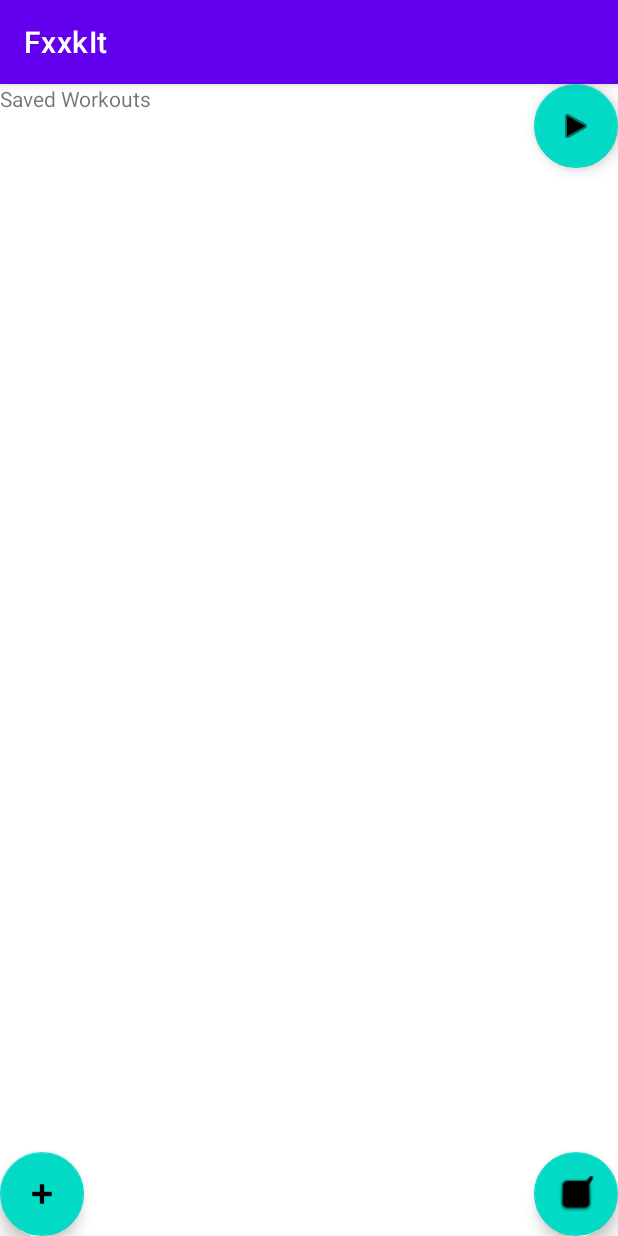
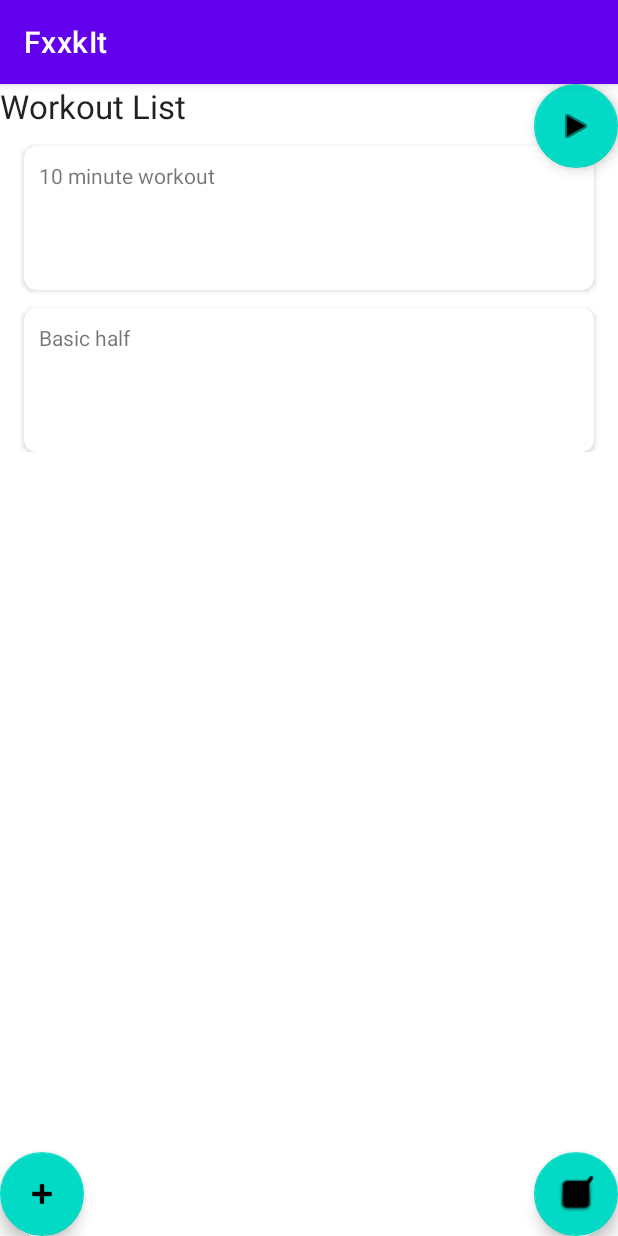
Before and after one commit to SarahCooperDev/FxxkItExercise, an Android app: the screen it shows after launch (MainActivity), on a phone screen of 412 x 824 dp. Run offline under Robolectric (Android 15) with nearby library versions, the phone set to English and light mode, and no system bars.

Commit message:
basic database for workouts created

```diff
--- a/app/src/main/java/com/example/fxxkit/DBHandler.kt
+++ b/app/src/main/java/com/example/fxxkit/DBHandler.kt
@@ -6,61 +6,129 @@ import android.content.Context
 import android.database.sqlite.SQLiteDatabase
 import android.database.sqlite.SQLiteOpenHelper
 import com.example.fxxkit.DataClass.Exercise
+import com.example.fxxkit.DataClass.Workout
 
 class DBHandler(context: Context, name: String?, factory: SQLiteDatabase.CursorFactory?, version: Int):
     SQLiteOpenHelper(context, DATABASE_NAME, factory, DATABASE_VERSION){
 
-
-    override fun onCreate(db: SQLiteDatabase) {
-        val CREATE_EXERCISE_TABLE = ("CREATE TABLE " + TABLE_EXERCISES +
-                "(" + COLUMN_ID + " INTEGER PRIMARY KEY," + COLUMN_EXERCISENAME + " TEXT)")
-
-        db.execSQL(CREATE_EXERCISE_TABLE)
-    }
-
-    override fun onUpgrade(db: SQLiteDatabase, oldVersion: Int, newVersion: Int) {
-        db.execSQL("DROP TABLE IF EXISTS " + TABLE_EXERCISES)
-        onCreate(db)
-    }
+    var dbNeedsRefresh = true;
 
     companion object{
         private val DATABASE_VERSION = 1
         private val DATABASE_NAME = "exerciseDB.db"
         val TABLE_EXERCISES = "exercise"
+        val TABLE_WORKOUTS = "workout"
+        val TABLE_WORKOUT_EXERCISE = "workout_exercise"
 
         val COLUMN_ID = "_id"
-        val COLUMN_EXERCISENAME = "exercisename"
+        val COLUMN_EXERCISENAME = "exercise_name"
+        val COLUMN_WORKOUTNAME = "workout_name"
+        val COLUMN_WORKOUT = "workout_id"
+        val COLUMN_EXERCISE = "exercise_id"
     }
 
+    override fun onCreate(db: SQLiteDatabase) {
+        val CREATE_EXERCISE_TABLE = ("CREATE TABLE " + TABLE_EXERCISES +
+                "(" + COLUMN_ID + " INTEGER PRIMARY KEY," + COLUMN_EXERCISENAME + " TEXT)")
+        val CREATE_WORKOUT_TABLE = ("CREATE TABLE " + TABLE_WORKOUTS +
+                "(" + COLUMN_ID + " INTEGER PRIMARY KEY," + COLUMN_WORKOUTNAME + " TEXT)")
+        val CREATE_WORKOUT_EXERCISE_TABLE = ("CREATE TABLE " + TABLE_WORKOUT_EXERCISE +
+                "(" + COLUMN_ID + "INTEGER PRIMARY KEY," + COLUMN_WORKOUT + " INTEGER," + COLUMN_EXERCISE + " INTEGER)")
+
+        db.execSQL(CREATE_EXERCISE_TABLE)
+        db.execSQL(CREATE_WORKOUT_TABLE)
+        db.execSQL(CREATE_WORKOUT_EXERCISE_TABLE)
+
+    }
+
+    override fun onUpgrade(db: SQLiteDatabase, oldVersion: Int, newVersion: Int) {
+        db.execSQL("DROP TABLE IF EXISTS " + TABLE_EXERCISES)
+        db.execSQL("DROP TABLE IF EXISTS " + TABLE_WORKOUTS)
+        db.execSQL("DROP TABLE IF EXISTS " + TABLE_WORKOUT_EXERCISE)
+
+        onCreate(db)
+    }
+
+
+
     fun addInitialExercises(){
-        val dbold = this.writableDatabase
-        onUpgrade(dbold, 1, 1)
-
         val ex1 = Exercise("Push ups")
         val ex2 = Exercise("Sit ups")
         val ex3 = Exercise("Side crunches")
 
+        addExercise(ex1)
+        addExercise(ex2)
+        addExercise(ex3)
+    }
+
+    fun addInitialWorkoutExercises(){
+        val exerciseList: ArrayList<Exercise>? = getAllExercises()
+        val workoutList: ArrayList<Workout>? = getAllWorkouts()
+
+        if(workoutList != null && workoutList.size > 0){
+            for(i in 0 ..1) {
+                if(exerciseList != null && exerciseList.size > 0){
+                    if(exerciseList.size >= 3){
+                        for(j in 0..2){
+                            addExerciseToWorkout(workoutList[i], exerciseList[j])
+                        }
+                    } else {
+                        for(j in exerciseList.indices){
+                            addExerciseToWorkout(workoutList[i], exerciseList[j])
+                        }
+                    }
+                }
+            }
+        }
+    }
+
+    fun addInitialWorkouts(){
+        val work1 = Workout("10 minute workout")
+        val work2 = Workout("Basic half")
+
+        addWorkout(work1)
+        addWorkout(work2)
+    }
+
+    fun initialiseDatabase(){
+        val dbold = this.writableDatabase
+        onUpgrade(dbold, 1, 1)
+
+        addInitialExercises()
+        addInitialWorkouts()
+        addInitialWorkoutExercises()
+    }
+
+
+
+    fun addExercise(exercise: Exercise){
         val values = ContentValues()
         val db = this.writableDatabase
 
+        values.put(COLUMN_EXERCISENAME, exercise.exerciseName)
 
-        values.put(COLUMN_EXERCISENAME, ex1.exerciseName)
         db.insert(TABLE_EXERCISES, null, values)
-        values.put(COLUMN_EXERCISENAME, ex2.exerciseName)
-        db.insert(TABLE_EXERCISES, null, values)
-        values.put(COLUMN_EXERCISENAME, ex3.exerciseName)
-        db.insert(TABLE_EXERCISES, null, values)
-
         db.close()
     }
 
-    fun addExercise(exercise: Exercise){
+    fun addExerciseToWorkout(workout: Workout, exercise: Exercise){
         val values = ContentValues()
-        values.put(COLUMN_EXERCISENAME, exercise.exerciseName)
-
         val db = this.writableDatabase
 
-        db.insert(TABLE_EXERCISES, null, values)
+        values.put(COLUMN_WORKOUT, workout.id)
+        values.put(COLUMN_EXERCISE, exercise.id)
+
+        db.insert(TABLE_WORKOUT_EXERCISE, null, values)
+        db.close()
+    }
+
+    fun addWorkout(workout: Workout){
+        val values = ContentValues()
+        val db = this.writableDatabase
+
+        values.put(COLUMN_WORKOUTNAME, workout.workoutName)
+
+        db.insert(TABLE_WORKOUTS, null, values)
         db.close()
     }
 
@@ -87,7 +155,11 @@ class DBHandler(context: Context, name: String?, factory: SQLiteDatabase.CursorF
 
     @SuppressLint("Range")
     fun getAllExercises(): ArrayList<Exercise>?{
-        //addInitialExercises()
+        if(dbNeedsRefresh){
+            dbNeedsRefresh = false;
+            initialiseDatabase()
+        }
+
         val exerciseList: ArrayList<Exercise> = ArrayList<Exercise>()
 
         val query = "SELECT * FROM $TABLE_EXERCISES"
@@ -110,6 +182,35 @@ class DBHandler(context: Context, name: String?, factory: SQLiteDatabase.CursorF
         return exerciseList
     }
 
+    @SuppressLint("Range")
+    fun getAllWorkouts(): ArrayList<Workout>?{
+        if(dbNeedsRefresh){
+            dbNeedsRefresh = false
+            initialiseDatabase()
+        }
+
+        val workoutList: ArrayList<Workout> = ArrayList<Workout>()
+
+        val query = "SELECT * FROM $TABLE_WORKOUTS"
+        val db = this.readableDatabase
+        val cursor = db.rawQuery(query, null)
+
+        var workId: Int
+        var workName: String
+
+        if(cursor.moveToFirst()){
+            do{
+                workId = cursor.getInt(cursor.getColumnIndex(COLUMN_ID))
+                workName = cursor.getString(cursor.getColumnIndex(COLUMN_WORKOUTNAME))
+
+                val workout = Workout(workId, workName)
+                workoutList.add(workout)
+            } while(cursor.moveToNext())
+        }
+
+        return workoutList
+    }
+
     fun deleteExercise(exerciseName: String): Boolean{
         var result = false
 
--- /dev/null
+++ b/app/src/main/java/com/example/fxxkit/DataClass/Workout.kt
@@ -0,0 +1,15 @@
+package com.example.fxxkit.DataClass
+
+class Workout {
+    var id: Int = 0
+    var workoutName: String? = null
+
+    constructor(id: Int, workoutName: String){
+        this.id = id
+        this.workoutName = workoutName
+    }
+
+    constructor(workoutName: String){
+        this.workoutName = workoutName
+    }
+}
--- a/app/src/main/java/com/example/fxxkit/AddExerciseFragment.kt
+++ b/app/src/main/java/com/example/fxxkit/Fragment/AddExerciseFragment.kt
@@ -1,4 +1,4 @@
-package com.example.fxxkit
+package com.example.fxxkit.Fragment
 
 import android.app.AlertDialog
 import android.os.Bundle
@@ -10,8 +10,9 @@ import android.widget.Button
 import android.widget.EditText
 import android.widget.TextView
 import android.widget.Toast
+import com.example.fxxkit.DBHandler
 import com.example.fxxkit.DataClass.Exercise
-import com.google.android.material.snackbar.Snackbar
+import com.example.fxxkit.R
 import java.util.*
 import kotlin.collections.ArrayList
 
--- a/app/src/main/java/com/example/fxxkit/CreateWorkoutFragment.kt
+++ b/app/src/main/java/com/example/fxxkit/Fragment/CreateWorkoutFragment.kt
@@ -1,10 +1,11 @@
-package com.example.fxxkit
+package com.example.fxxkit.Fragment
 
 import android.os.Bundle
 import androidx.fragment.app.Fragment
 import android.view.LayoutInflater
 import android.view.View
 import android.view.ViewGroup
+import com.example.fxxkit.R
 
 /**
  * A simple [Fragment] subclass.
--- a/app/src/main/java/com/example/fxxkit/WorkoutFragment.kt
+++ b/app/src/main/java/com/example/fxxkit/Fragment/WorkoutFragment.kt
@@ -1,10 +1,11 @@
-package com.example.fxxkit
+package com.example.fxxkit.Fragment
 
 import android.os.Bundle
 import androidx.fragment.app.Fragment
 import android.view.LayoutInflater
 import android.view.View
 import android.view.ViewGroup
+import com.example.fxxkit.R
 
 /**
  * A simple [Fragment] subclass.
--- /dev/null
+++ b/app/src/main/java/com/example/fxxkit/Fragment/WorkoutListFragment.kt
@@ -0,0 +1,69 @@
+package com.example.fxxkit.Fragment
+
+import android.os.Bundle
+import android.view.LayoutInflater
+import android.view.View
+import android.view.ViewGroup
+import androidx.fragment.app.Fragment
+import androidx.recyclerview.widget.LinearLayoutManager
+import androidx.recyclerview.widget.RecyclerView
+import com.example.fxxkit.DBHandler
+import com.example.fxxkit.R
+import com.example.fxxkit.ViewHolder.WorkoutListAdapter
+import com.example.fxxkit.ViewModel.WorkoutViewModel
+
+/**
+ * A simple [Fragment] subclass.
+ * Use the [WorkoutListFragment.newInstance] factory method to
+ * create an instance of this fragment.
+ */
+class WorkoutListFragment : Fragment() {
+
+    private var layoutManager: RecyclerView.LayoutManager? = null
+    private var workoutListAdapter: RecyclerView.Adapter<WorkoutListAdapter.WorkoutListViewHolder>? = null
+    private lateinit var workoutList: ArrayList<WorkoutViewModel>
+
+    override fun onCreate(savedInstanceState: Bundle?) {
+        super.onCreate(savedInstanceState)
+    }
+
+    override fun onCreateView(
+        inflater: LayoutInflater, container: ViewGroup?,
+        savedInstanceState: Bundle?
+    ): View? {
+        var view = inflater.inflate(R.layout.fragment_workout_list, container, false)
+        var recycler = view.findViewById<RecyclerView>(R.id.workout_list_rv)
+        recycler.layoutManager = LinearLayoutManager(activity)
+
+        workoutList = ArrayList<WorkoutViewModel>()
+
+        getWorkouts(view)
+
+        recycler.adapter = WorkoutListAdapter(workoutList)
+
+        return view
+    }
+
+    fun getWorkouts(view: View){
+        val dbHandler = DBHandler(this.requireContext(), null, null, 1)
+        val workouts = dbHandler.getAllWorkouts()
+
+        if(workouts != null && workouts.size > 0){
+            for(workout in workouts){
+                workoutList.add(WorkoutViewModel(workout.workoutName))
+            }
+
+            println("Workouts successfully loaded")
+        }
+    }
+
+    override fun onViewCreated(view: View, savedInstanceState: Bundle?) {
+        super.onViewCreated(view, savedInstanceState)
+    }
+
+    companion object {
+        @JvmStatic
+        fun newInstance() =
+            WorkoutListFragment().apply {}
+    }
+}
--- a/app/src/main/java/com/example/fxxkit/MainActivity.kt
+++ b/app/src/main/java/com/example/fxxkit/MainActivity.kt
@@ -3,7 +3,10 @@ package com.example.fxxkit
 import androidx.appcompat.app.AppCompatActivity
 import android.os.Bundle
 import android.view.View
-import androidx.fragment.app.FragmentManager
+import com.example.fxxkit.Fragment.AddExerciseFragment
+import com.example.fxxkit.Fragment.CreateWorkoutFragment
+import com.example.fxxkit.Fragment.ExerciseListFragment
+import com.example.fxxkit.Fragment.WorkoutListFragment
 import com.google.android.material.floatingactionbutton.FloatingActionButton
 import com.google.android.material.snackbar.Snackbar
 
@@ -20,7 +23,7 @@ class MainActivity : AppCompatActivity() {
 
         if(savedInstanceState == null){
             supportFragmentManager.beginTransaction()
-                .add(R.id.main_fragment_view, WorkoutFragment.newInstance(), "workoutlist")
+                .add(R.id.main_fragment_view, WorkoutListFragment.newInstance(), "workoutlist")
                 .commit()
         }
 
@@ -35,7 +38,7 @@ class MainActivity : AppCompatActivity() {
                 .setAction("Action", null).show()
 
             supportFragmentManager.beginTransaction()
-                .replace(R.id.main_fragment_view, WorkoutFragment.newInstance(), "workoutlist")
+                .replace(R.id.main_fragment_view, WorkoutListFragment.newInstance(), "workoutlist")
                 .commit()
 
             setBtnVisibility(view, "workoutlist")
@@ -75,6 +78,8 @@ class MainActivity : AppCompatActivity() {
     private fun setBtnVisibility(view: View, fragment: String){
         //val currentFrag = this.supportFragmentManager.fragments.last().tag
 
+        println("Navigated to " + fragment)
+
         when(fragment){
             "addexercise" -> {
                 addExerciseBtn.visibility = View.GONE
--- /dev/null
+++ b/app/src/main/java/com/example/fxxkit/ViewHolder/WorkoutListViewHolder.kt
@@ -0,0 +1,32 @@
+package com.example.fxxkit.ViewHolder
+
+import android.view.LayoutInflater
+import android.view.View
+import android.view.ViewGroup
+import android.widget.TextView
+import androidx.recyclerview.widget.RecyclerView
+import com.example.fxxkit.R
+import com.example.fxxkit.ViewModel.ExerciseViewModel
+import com.example.fxxkit.ViewModel.WorkoutViewModel
+
+class WorkoutListAdapter(private val eList: List<WorkoutViewModel>) :   RecyclerView.Adapter<WorkoutListAdapter.WorkoutListViewHolder>(){
+
+    override fun onCreateViewHolder(parent: ViewGroup, viewType: Int): WorkoutListViewHolder {
+        val viewLayout = LayoutInflater.from(parent.context).inflate(
+            R.layout.workout_row_item, parent, false)
+        return WorkoutListViewHolder(viewLayout)
+    }
+
+    override fun onBindViewHolder(holder: WorkoutListViewHolder, position: Int) {
+        val currentWorkout = eList[position]
+        holder.name.text = currentWorkout.name
+    }
+
+    override fun getItemCount(): Int {
+        return eList.size
+    }
+
+    class WorkoutListViewHolder(itemView: View) : RecyclerView.ViewHolder(itemView) {
+        val name: TextView = itemView.findViewById(R.id.workout_name)
+    }
+}
--- /dev/null
+++ b/app/src/main/java/com/example/fxxkit/ViewModel/WorkoutViewModel.kt
@@ -0,0 +1,3 @@
+package com.example.fxxkit.ViewModel
+
+data class WorkoutViewModel(val name: String?)
--- a/app/src/main/java/com/example/fxxkit/WorkoutListFragment.kt
+++ /dev/null
@@ -1,49 +0,0 @@
-package com.example.fxxkit
-
-import android.os.Bundle
-import androidx.fragment.app.Fragment
-import android.view.LayoutInflater
-import android.view.View
-import android.view.ViewGroup
-
-// TODO: Rename parameter arguments, choose names that match
-// the fragment initialization parameters, e.g. ARG_ITEM_NUMBER
-private const val ARG_PARAM1 = "param1"
-private const val ARG_PARAM2 = "param2"
-
-/**
- * A simple [Fragment] subclass.
- * Use the [WorkoutListFragment.newInstance] factory method to
- * create an instance of this fragment.
- */
-class WorkoutListFragment : Fragment() {
-
-    override fun onCreate(savedInstanceState: Bundle?) {
-        super.onCreate(savedInstanceState)
-
-    }
-
-    override fun onCreateView(
-        inflater: LayoutInflater, container: ViewGroup?,
-        savedInstanceState: Bundle?
-    ): View? {
-        // Inflate the layout for this fragment
-        return inflater.inflate(R.layout.fragment_workout_list, container, false)
-    }
-
-    companion object {
-        /**
-         * Use this factory method to create a new instance of
-         * this fragment using the provided parameters.
-         *
-         * @param param1 Parameter 1.
-         * @param param2 Parameter 2.
-         * @return A new instance of fragment WorkoutListFragment.
-         */
-        // TODO: Rename and change types and number of parameters
-        @JvmStatic
-        fun newInstance() =
-            WorkoutListFragment().apply {
-            }
-    }
-}
--- a/app/src/main/res/layout/fragment_add_exercise.xml
+++ b/app/src/main/res/layout/fragment_add_exercise.xml
@@ -3,7 +3,7 @@
     xmlns:tools="http://schemas.android.com/tools"
     android:layout_width="match_parent"
     android:layout_height="match_parent"
-    tools:context=".AddExerciseFragment">
+    tools:context=".Fragment.AddExerciseFragment">
 
     <TextView
         android:layout_width="match_parent"
--- a/app/src/main/res/layout/fragment_create_workout.xml
+++ b/app/src/main/res/layout/fragment_create_workout.xml
@@ -3,7 +3,7 @@
     xmlns:tools="http://schemas.android.com/tools"
     android:layout_width="match_parent"
     android:layout_height="match_parent"
-    tools:context=".CreateWorkoutFragment">
+    tools:context=".Fragment.CreateWorkoutFragment">
 
     <!-- TODO: Update blank fragment layout -->
     <TextView
--- a/app/src/main/res/layout/fragment_exercise_list.xml
+++ b/app/src/main/res/layout/fragment_exercise_list.xml
@@ -4,7 +4,7 @@
     android:layout_width="match_parent"
     android:layout_height="match_parent"
     xmlns:app="http://schemas.android.com/apk/res-auto"
-    tools:context=".ExerciseListFragment">
+    tools:context=".Fragment.ExerciseListFragment">
 
     <LinearLayout
         android:id="@+id/linearLayout2"
@@ -40,9 +40,4 @@
                 app:layout_constraintTop_toTopOf="parent" />
         </LinearLayout>
     </LinearLayout>
-
-
-
-
-
 </FrameLayout>
--- a/app/src/main/res/layout/fragment_workout.xml
+++ b/app/src/main/res/layout/fragment_workout.xml
@@ -3,7 +3,7 @@
     xmlns:tools="http://schemas.android.com/tools"
     android:layout_width="match_parent"
     android:layout_height="match_parent"
-    tools:context=".WorkoutFragment">
+    tools:context=".Fragment.WorkoutFragment">
 
     <!-- TODO: Update blank fragment layout -->
     <TextView
--- a/app/src/main/res/layout/fragment_workout_list.xml
+++ b/app/src/main/res/layout/fragment_workout_list.xml
@@ -3,11 +3,37 @@
     xmlns:tools="http://schemas.android.com/tools"
     android:layout_width="match_parent"
     android:layout_height="match_parent"
-    tools:context=".WorkoutListFragment">
+    xmlns:app="http://schemas.android.com/apk/res-auto"
+    tools:context=".Fragment.WorkoutListFragment">
+
+    <LinearLayout
+        android:orientation="vertical"
+        android:layout_width="match_parent"
+        android:layout_height="wrap_content">
 
     <TextView
+        android:id="@+id/workout_lst_title_id"
         android:layout_width="match_parent"
         android:layout_height="match_parent"
+        android:textAppearance="@style/TextAppearance.AppCompat.Large"
         android:text="Workout List" />
 
+        <LinearLayout
+            android:id="@+id/recycler_linear_lay"
+            android:layout_width="match_parent"
+            android:layout_height="wrap_content"
+            android:orientation="vertical"
+            app:layout_constraintTop_toBottomOf="@id/workout_lst_title_id">
+
+            <androidx.recyclerview.widget.RecyclerView
+                android:id="@+id/workout_list_rv"
+                android:layout_width="match_parent"
+                android:layout_height="wrap_content"
+                android:clipChildren="false"
+                tools:listitem="@layout/workout_row_item"
+                app:layout_constraintEnd_toEndOf="parent"
+                app:layout_constraintStart_toStartOf="parent"
+                app:layout_constraintTop_toTopOf="parent" />
+        </LinearLayout>
+    </LinearLayout>
 </FrameLayout>
--- /dev/null
+++ b/app/src/main/res/layout/workout_row_item.xml
@@ -0,0 +1,31 @@
+<androidx.cardview.widget.CardView
+    xmlns:android="http://schemas.android.com/apk/res/android"
+    xmlns:card_view="http://schemas.android.com/apk/res-auto"
+    android:layout_width="match_parent"
+    android:layout_height="96dp"
+    android:layout_marginTop="12dp"
+    android:layout_marginLeft="16dp"
+    android:layout_marginRight="16dp"
+    android:id="@+id/workout_row_item"
+    card_view:cardBackgroundColor="#FFFF"
+    card_view:cardCornerRadius="8dp"
+    card_view:contentPadding="10dp"
+    android:foreground="?selectableItemBackground"
+    android:clickable="true">
+    <RelativeLayout
+        android:layout_width="match_parent"
+        android:layout_height="wrap_content" >
+
+        <LinearLayout
+            android:layout_width="match_parent"
+            android:layout_height="wrap_content">
+
+            <TextView
+                android:id="@+id/workout_name"
+                android:layout_width="wrap_content"
+                android:layout_height="wrap_content"
+                android:text="Test"/>
+
+        </LinearLayout>
+    </RelativeLayout>
+</androidx.cardview.widget.CardView>
```
Also changed, not shown: app/src/main/java/com/example/fxxkit/Fragment/ExerciseListFragment.kt (renamed from app/src/main/java/com/example/fxxkit/ExerciseListFragment.kt, +4 -7 lines), app/src/main/java/com/example/fxxkit/ViewHolder/ExerciseListViewHolder.kt (renamed from app/src/main/java/com/example/fxxkit/ExerciseListViewHolder.kt).
